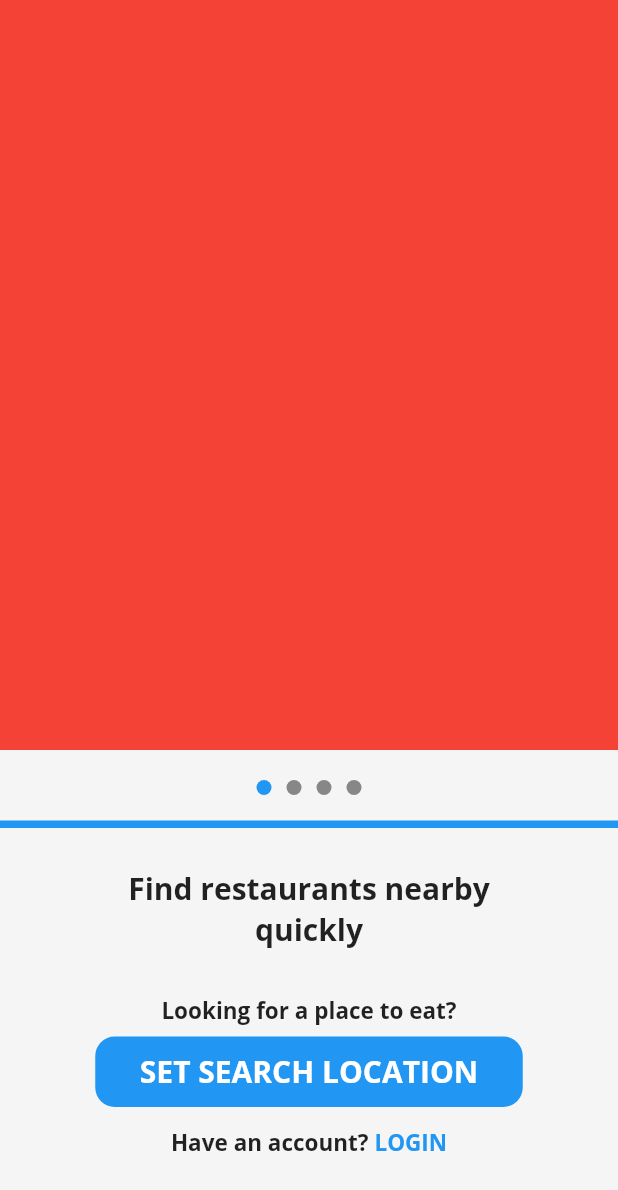
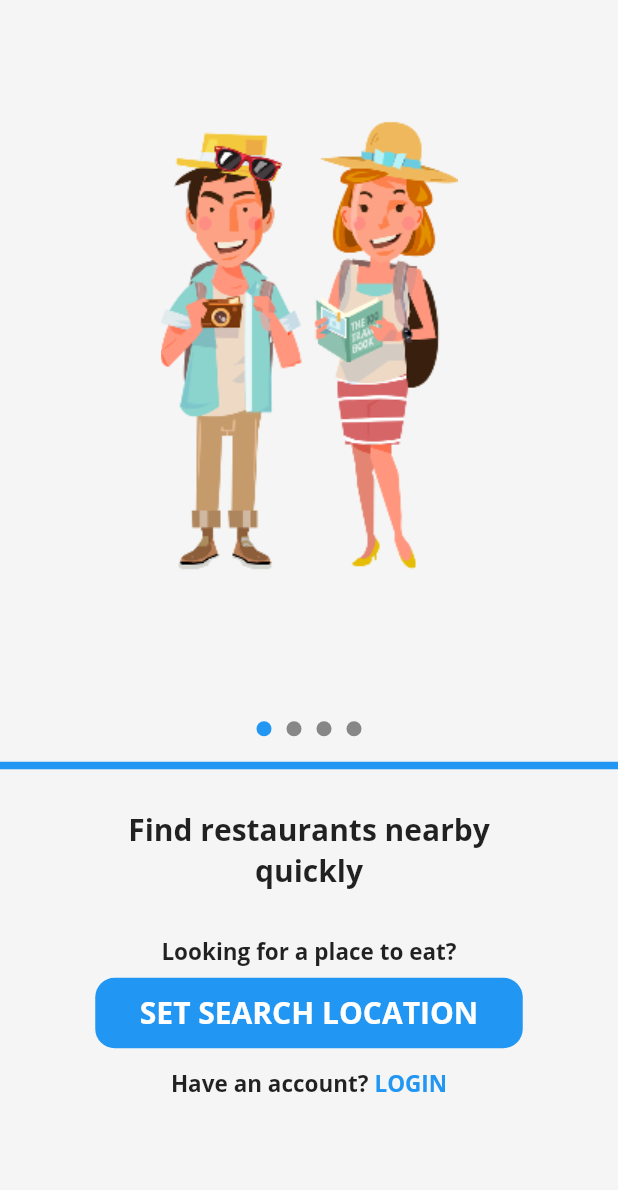
Before and after one commit to TekinaTawar/ScanF, a Flutter app: the screen it shows after launch, on a phone screen of 412 x 824 dp. Shown: the top 1190 px of the screen. Run offline on Flutter 3.47's test engine with Material 2 defaults, Android fonts, the phone set to English and light mode, and no system bars; our stand-ins replace flutter_svg; project files that could hold a hidden picture were left out.

Commit message:
images added to onboard

```diff
--- a/lib/screens/onboard.dart
+++ b/lib/screens/onboard.dart
@@ -70,8 +70,9 @@ class _OnBoardState extends State<OnBoard> {
           child: Column(
             crossAxisAlignment: CrossAxisAlignment.stretch,
             children: <Widget>[
-              Container(
-                height: 500,
+              Expanded(
+                // height: 500,
+                flex: 5,
                 child: PageView(
                   pageSnapping: true,
                   scrollDirection: Axis.horizontal,
@@ -84,13 +85,28 @@ class _OnBoardState extends State<OnBoard> {
                   },
                   children: <Widget>[
                     Container(
-                      color: Colors.red,
+                      child: Image.asset(
+                        "assets/images/clipart-happy-traveller-9-transparent.png",
+                        cacheHeight: 300,
+                        // filterQuality: FilterQuality.high,
+                      ),
                     ),
                     Container(
-                      color: Colors.green,
+                      // color: Colors.green,
+                      child: Image.asset(
+                        "assets/images/road.png",
+
+                        cacheHeight: 500,
+                        cacheWidth: 500,
+                      ),
                     ),
                     Container(
-                      color: Colors.blue,
+                      // color: Colors.blue,
+                      child: Image.asset(
+                        "assets/images/dosa.jpg",
+                        cacheHeight: 1000,
+                        cacheWidth: 1000,
+                      ),
                     ),
                     Container(
                       color: Colors.yellow,
@@ -106,7 +122,7 @@ class _OnBoardState extends State<OnBoard> {
                 children: _buildPageIndicator(),
               ),
               Container(
-                margin: EdgeInsets.symmetric(vertical:17),
+                margin: EdgeInsets.symmetric(vertical: 17),
                 height: 5,
                 width: double.infinity,
                 color: Colors.blue,
@@ -185,6 +201,10 @@ class _OnBoardState extends State<OnBoard> {
                   ],
                 ),
               ),
+              Expanded(
+                child: FittedBox(fit: BoxFit.contain,),
+                flex: 1,
+              ),
             ],
           ),
         ),
```
Also changed, not shown: assets/images/Road.png (added), assets/images/clipart-happy-traveller-9-transparent.png (added), 2 other files.
